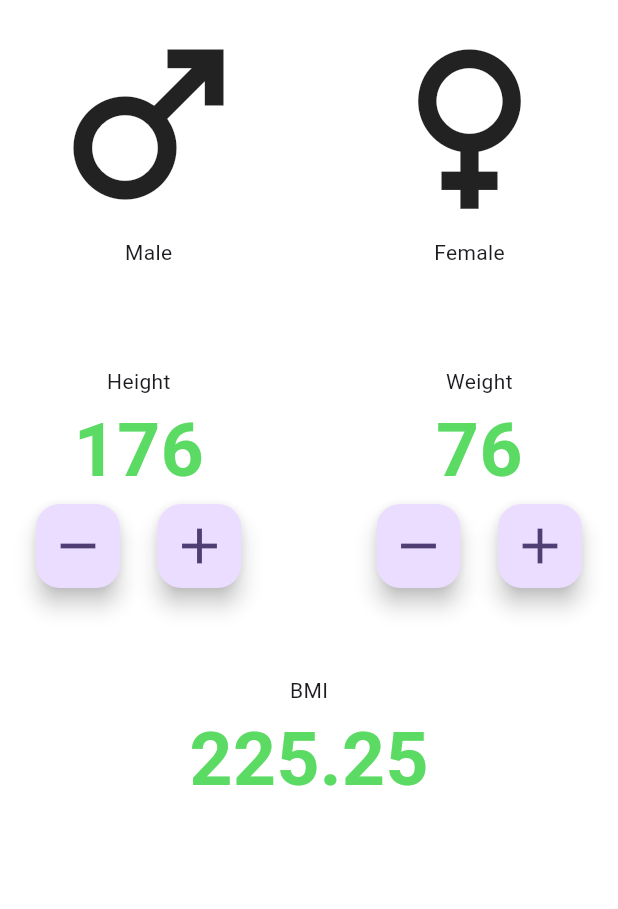
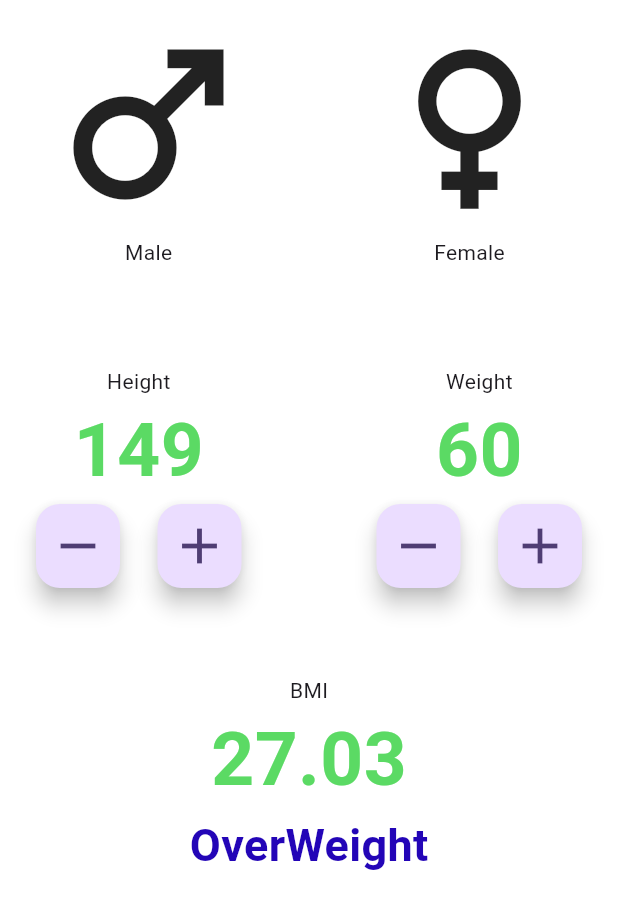
Before and after one commit to akithawijesinghe/BMICALflutter, a Flutter app: the screen it shows after launch, after a tap on the "remove" icon, on a phone screen of 412 x 824 dp. Shown: the top 909 px of the screen. Run offline on Flutter 3.47's test engine with Material 3 defaults, Android fonts, the phone set to English and light mode, and no system bars.

Commit message:
finished ui design

```diff
--- a/lib/constant.dart
+++ b/lib/constant.dart
@@ -2,5 +2,10 @@ import 'package:flutter/material.dart';
 
 const ktextColor = Color.fromARGB(255, 91, 218, 100);
 const ktext2Color = Color.fromARGB(255, 1, 24, 3);
+const ktext3Color = Color.fromARGB(255, 35, 5, 183);
+
 const kinputLableColor =
     TextStyle(color: ktextColor, fontSize: 50, fontWeight: FontWeight.bold);
+
+const kinputLable2Color =
+    TextStyle(color: ktext3Color, fontSize: 30, fontWeight: FontWeight.bold);
--- a/lib/main_page.dart
+++ b/lib/main_page.dart
@@ -9,6 +9,10 @@ class MainPage extends StatefulWidget {
 }
 
 class _MainPageState extends State<MainPage> {
+  int height = 150;
+  int weight = 60;
+  late double bmi = calculateBMI(height: height, weight: weight);
+
   @override
   Widget build(BuildContext context) {
     return Scaffold(
@@ -24,6 +28,7 @@ class _MainPageState extends State<MainPage> {
                     padding: const EdgeInsets.all(8.0),
                     child: Column(
                       children: const [
+                        //const SizedBox(height: 30),
                         Icon(Icons.male, size: 150),
                         Text("Male"),
                       ],
@@ -51,11 +56,18 @@ class _MainPageState extends State<MainPage> {
                         const Text(
                           "Height",
                         ),
-                        const Text("176", style: kinputLableColor),
+                        Text("$height", style: kinputLableColor),
                         Row(
                           children: [
                             FloatingActionButton(
-                              onPressed: onHeightMinus,
+                              onPressed: () {
+                                setState(() {
+                                  if (height > 80) height--;
+                                  bmi = calculateBMI(
+                                      height: height, weight: weight);
+                                });
+                                print("height");
+                              },
                               child: Icon(
                                 Icons.remove,
                                 size: 40,
@@ -63,7 +75,14 @@ class _MainPageState extends State<MainPage> {
                             ),
                             const SizedBox(width: 25),
                             FloatingActionButton(
-                                onPressed: null,
+                                onPressed: () {
+                                  setState(() {
+                                    if (height < 200) height++;
+                                    bmi = calculateBMI(
+                                        height: height, weight: weight);
+                                  });
+                                  print("height");
+                                },
                                 child: Icon(
                                   Icons.add,
                                   size: 40,
@@ -81,11 +100,17 @@ class _MainPageState extends State<MainPage> {
                         const Text(
                           "Weight",
                         ),
-                        const Text("76", style: kinputLableColor),
+                        Text("$weight", style: kinputLableColor),
                         Row(
                           children: [
                             FloatingActionButton(
-                              onPressed: null,
+                              onPressed: () {
+                                setState(() {
+                                  if (weight > 20) weight--;
+                                  bmi = calculateBMI(
+                                      height: height, weight: weight);
+                                });
+                              },
                               child: Icon(
                                 Icons.remove,
                                 size: 40,
@@ -93,7 +118,13 @@ class _MainPageState extends State<MainPage> {
                             ),
                             const SizedBox(width: 25),
                             FloatingActionButton(
-                                onPressed: null,
+                                onPressed: () {
+                                  setState(() {
+                                    if (weight < 120) weight++;
+                                    bmi = calculateBMI(
+                                        height: height, weight: weight);
+                                  });
+                                },
                                 child: Icon(
                                   Icons.add,
                                   size: 40,
@@ -108,11 +139,15 @@ class _MainPageState extends State<MainPage> {
               SizedBox(height: 50),
               Column(
                 children: [
-                  Text("BMI"),
+                  const Text("BMI"),
                   Text(
-                    "225.25",
+                    "${bmi.toStringAsFixed(2)}",
                     style: kinputLableColor,
-                  )
+                  ),
+                  Text(
+                    getResult(bmi),
+                    style: kinputLable2Color,
+                  ),
                 ],
               )
             ],
@@ -123,6 +158,20 @@ class _MainPageState extends State<MainPage> {
   }
 
   void onHeightMinus() {
-    print("H M");
+    print("Height Minus");
+  }
+
+  double calculateBMI({required height, required int weight}) {
+    return (weight / (height * height)) * 10000;
+  }
+
+  String getResult(bmiValue) {
+    if (bmiValue >= 25) {
+      return "OverWeight";
+    } else if (bmiValue >= 18.5) {
+      return "Normal";
+    } else {
+      return "UnderWeight";
+    }
   }
 }
```
